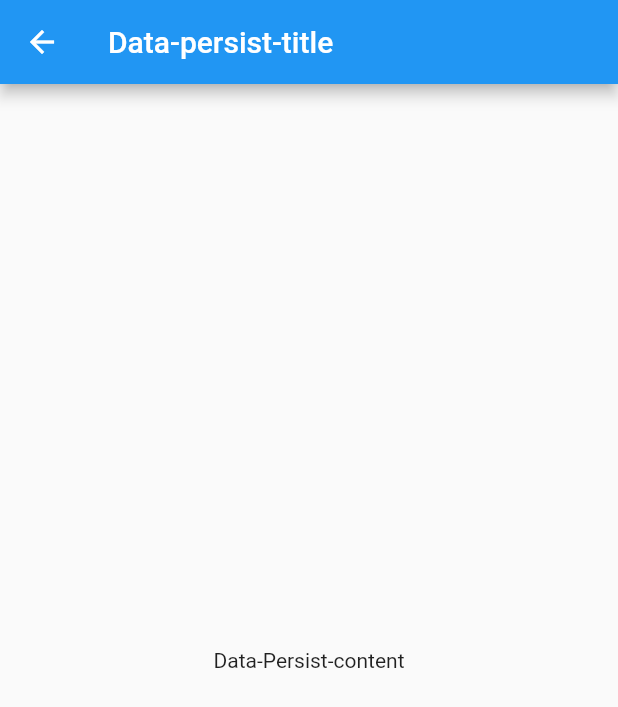
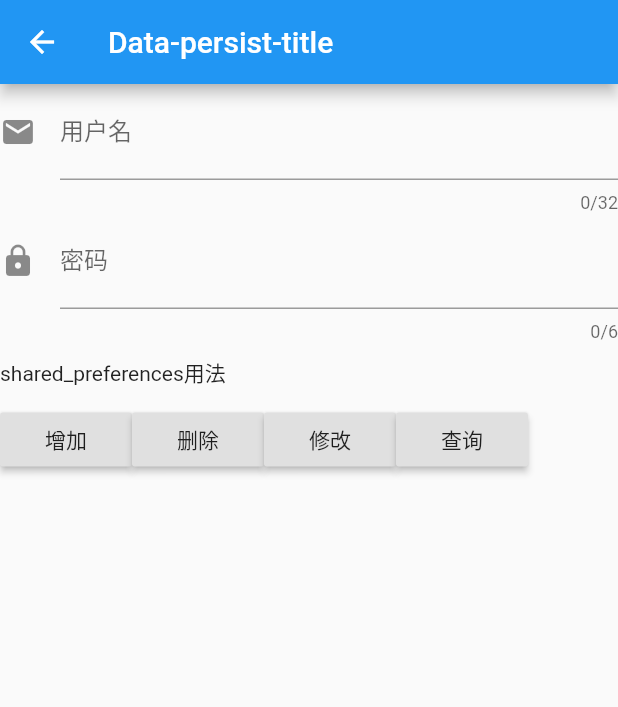
Before and after one commit to shellwalker/flutter_demo, a Flutter app: the screen it shows after launch, in the side drawer, after a tap on "Data Persist", on a phone screen of 412 x 824 dp. Shown: the top 707 px of the screen. Run offline on Flutter 3.47's test engine with Material 2 defaults, Android fonts, the phone set to English and light mode, and no system bars; our stand-ins replace shared_preferences; network calls fail.

Commit message:
data persist: shared_preference

```diff
--- a/lib/routes.dart
+++ b/lib/routes.dart
@@ -1,9 +1,10 @@
 import 'package:flutter/material.dart';
 
-import './widgets/page_index.dart';
+import 'widgets/page_index.dart';
 
 class Routes {
   static Map<String, WidgetBuilder> routes = <String, WidgetBuilder>{
-    DataPersistWidget.routeUrl: (BuildContext context) => DataPersistWidget(),
+    DataPersistPageWidget.routeUrl: (BuildContext context) =>
+        DataPersistPageWidget(),
   };
 }
--- a/lib/widgets/demo_data_persist/data_persist_page.dart
+++ b/lib/widgets/demo_data_persist/data_persist_page.dart
@@ -1,21 +1,30 @@
 import 'package:flutter/material.dart';
 
-class DataPersistWidget extends StatefulWidget {
+import 'shared_data.dart';
+import 'shared_data_input_widget.dart';
+import 'shared_preferences_widget.dart';
+
+class DataPersistPageWidget extends StatefulWidget {
   static const String routeUrl = "/category/data-persist";
 
   @override
-  _DataPersistWidgetState createState() => _DataPersistWidgetState();
+  _DataPersistPageWidgetState createState() => _DataPersistPageWidgetState();
 }
 
-class _DataPersistWidgetState extends State<DataPersistWidget> {
+class _DataPersistPageWidgetState extends State<DataPersistPageWidget> {
+  SharedData _data = new SharedData(username: "jue", password: "test");
+
   @override
   Widget build(BuildContext context) {
     return Scaffold(
       appBar: AppBar(
         title: Text("Data-persist-title"),
       ),
-      body: Center(
-        child: Text("Data-Persist-content"),
+      body: ListView(
+        children: <Widget>[
+          SharedDataInputWidget(data: _data),
+          SharedPreferencesWidget(data: _data)
+        ],
       ),
     );
   }
--- /dev/null
+++ b/lib/widgets/demo_data_persist/shared_data.dart
@@ -0,0 +1,10 @@
+class SharedData {
+  static const String KEY_USERNAME = "username";
+  static const String KEY_PASSWORD = "password";
+
+  SharedData({this.username, this.password});
+
+  String username;
+  String password;
+//  SharedData._();
+}
--- /dev/null
+++ b/lib/widgets/demo_data_persist/shared_data_input_widget.dart
@@ -0,0 +1,56 @@
+import 'package:flutter/material.dart';
+import 'package:flutter/services.dart';
+
+import 'shared_data.dart';
+
+class SharedDataInputWidget extends StatefulWidget {
+  SharedDataInputWidget({@required this.data});
+
+  final SharedData data;
+
+  @override
+  _SharedDataInputWidgetState createState() => _SharedDataInputWidgetState();
+}
+
+class _SharedDataInputWidgetState extends State<SharedDataInputWidget> {
+  @override
+  Widget build(BuildContext context) {
+    return Column(
+      children: <Widget>[
+        new TextField(
+          onChanged: (str) {
+            widget.data.username = str;
+          },
+          decoration: InputDecoration(
+            icon: Icon(Icons.email),
+            labelText: "用户名",
+            hintText: "请输入英文或数字",
+          ),
+          maxLines: 1,
+          maxLength: 32,
+          keyboardType: TextInputType.text,
+          inputFormatters: [
+            WhitelistingTextInputFormatter(RegExp("[a-zA-Z0-9]")),
+          ],
+        ),
+        new TextField(
+          onChanged: (str) {
+            widget.data.password = str;
+          },
+          decoration: InputDecoration(
+            icon: Icon(Icons.lock),
+            labelText: "密码",
+            hintText: "请输入6位数字密码",
+          ),
+          maxLines: 1,
+          maxLength: 6,
+          keyboardType: TextInputType.number,
+          inputFormatters: [
+            WhitelistingTextInputFormatter(RegExp("[0-9]")),
+          ],
+          obscureText: true, // 密码输入，隐藏内容
+        ),
+      ],
+    );
+  }
+}
--- /dev/null
+++ b/lib/widgets/demo_data_persist/shared_preferences_widget.dart
@@ -0,0 +1,104 @@
+import 'package:flutter/material.dart';
+import 'package:shared_preferences/shared_preferences.dart';
+
+import 'shared_data.dart';
+
+class SharedPreferencesWidget extends StatefulWidget {
+  final SharedData data;
+
+  SharedPreferencesWidget({@required this.data});
+
+  @override
+  _SharedPreferencesWidgetState createState() =>
+      _SharedPreferencesWidgetState();
+}
+
+class _SharedPreferencesWidgetState extends State<SharedPreferencesWidget> {
+  var _opResult;
+
+  _add() async {
+    SharedPreferences prefs = await SharedPreferences.getInstance();
+    prefs.setString(SharedData.KEY_USERNAME, widget.data.username);
+    prefs.setString(SharedData.KEY_PASSWORD, widget.data.password);
+    setState(() {
+      _opResult = "添加成功，请点击查询按钮检查";
+    });
+  }
+
+  _delete() async {
+    SharedPreferences prefs = await SharedPreferences.getInstance();
+    prefs.remove(SharedData.KEY_USERNAME);
+    prefs.remove(SharedData.KEY_PASSWORD);
+    // prefs.clear(); // DANGEROUS!!! clear all keys
+    setState(() {
+      _opResult = "删除成功，请点击查询按钮检查";
+    });
+  }
+
+  _update() async {
+    SharedPreferences prefs = await SharedPreferences.getInstance();
+    prefs.setString(SharedData.KEY_USERNAME, 'sheallwalker');
+    prefs.setString(SharedData.KEY_PASSWORD, '1234567890');
+    setState(() {
+      _opResult = "更新成功，用户名修改为'sheallwalker'，密码修改为1234567890, 请点击查验证结果";
+    });
+  }
+
+  _query() async {
+    SharedPreferences prefs = await SharedPreferences.getInstance();
+    String username = prefs.get(SharedData.KEY_USERNAME);
+    String pwd = prefs.get(SharedData.KEY_PASSWORD);
+    setState(() {
+      _opResult = "查询成功: username: $username pwd: $pwd";
+    });
+  }
+
+  Widget _buildTitle() {
+    return new Container(
+      alignment: Alignment.centerLeft,
+      padding: const EdgeInsets.only(top: 10.0, bottom: 10.0),
+      child: new Text('shared_preferences用法'),
+    );
+  }
+
+  Widget _buildButtons() {
+    return Row(
+      children: <Widget>[
+        RaisedButton(
+          child: Text("增加"),
+          onPressed: _add,
+        ),
+        RaisedButton(
+          child: Text("删除"),
+          onPressed: _delete,
+        ),
+        RaisedButton(
+          child: Text("修改"),
+          onPressed: _update,
+        ),
+        RaisedButton(
+          child: Text("查询"),
+          onPressed: _query,
+        ),
+      ],
+    );
+  }
+
+  Widget _buildResult() {
+    return new Padding(
+      padding: const EdgeInsets.only(top: 10.0, bottom: 10.0),
+      child: new Text(_opResult != null ? '结果：$_opResult' : ""),
+    );
+  }
+
+  @override
+  Widget build(BuildContext context) {
+    return Column(
+      children: <Widget>[
+        _buildTitle(),
+        _buildButtons(),
+        _buildResult(),
+      ],
+    );
+  }
+}
--- a/lib/widgets/drawer_page.dart
+++ b/lib/widgets/drawer_page.dart
@@ -1,13 +1,13 @@
 import 'package:flutter/material.dart';
 
-import './page_index.dart';
+import 'page_index.dart';
 
-class DrawerWidget extends StatefulWidget {
+class DrawerPageWidget extends StatefulWidget {
   @override
-  _DrawerWidgetState createState() => _DrawerWidgetState();
+  _DrawerPageWidgetState createState() => _DrawerPageWidgetState();
 }
 
-class _DrawerWidgetState extends State<DrawerWidget> {
+class _DrawerPageWidgetState extends State<DrawerPageWidget> {
   @override
   Widget build(BuildContext context) {
     return ListView(
@@ -27,7 +27,7 @@ class _DrawerWidgetState extends State<DrawerWidget> {
           trailing: Icon(Icons.arrow_right),
           onTap: () {
             Navigator.pop(context);
-            Navigator.pushNamed(context, DataPersistWidget.routeUrl);
+            Navigator.pushNamed(context, DataPersistPageWidget.routeUrl);
           },
         ),
         new Divider(),
--- a/lib/widgets/home_page.dart
+++ b/lib/widgets/home_page.dart
@@ -1,6 +1,6 @@
 import 'package:flutter/material.dart';
 
-import './drawer_page.dart';
+import 'drawer_page.dart';
 
 class HomePage extends StatelessWidget {
   @override
@@ -13,7 +13,7 @@ class HomePage extends StatelessWidget {
 //        ],
       ),
       drawer: new Drawer(
-        child: DrawerWidget(),
+        child: DrawerPageWidget(),
       ),
       body: Center(child: Text("My Simple Home Body")),
     );
--- a/pubspec.yaml
+++ b/pubspec.yaml
@@ -19,6 +19,8 @@ dependencies:
   # The following adds the Cupertino Icons font to your application.
   # Use with the CupertinoIcons class for iOS style icons.
   cupertino_icons: ^0.1.2
+  # Official plugins
+  shared_preferences: ^0.4.3
 
 dev_dependencies:
   flutter_test:
```
Also changed, not shown: 7 other files.
